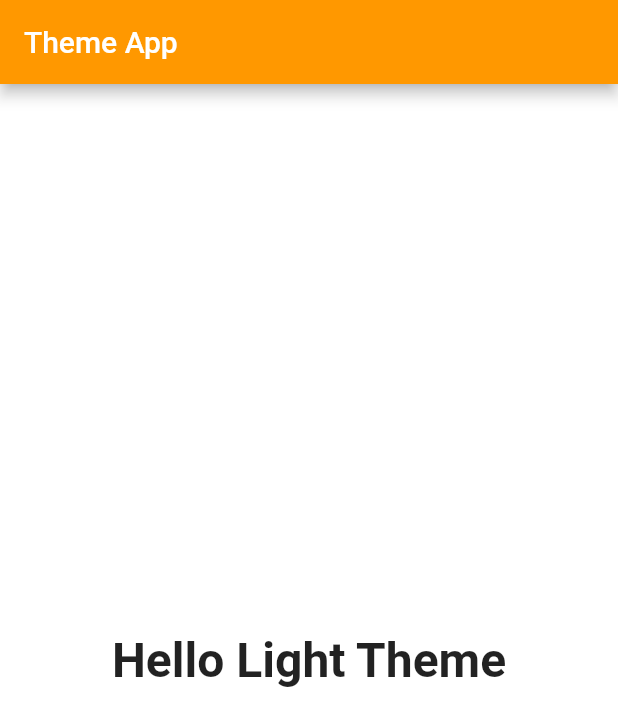
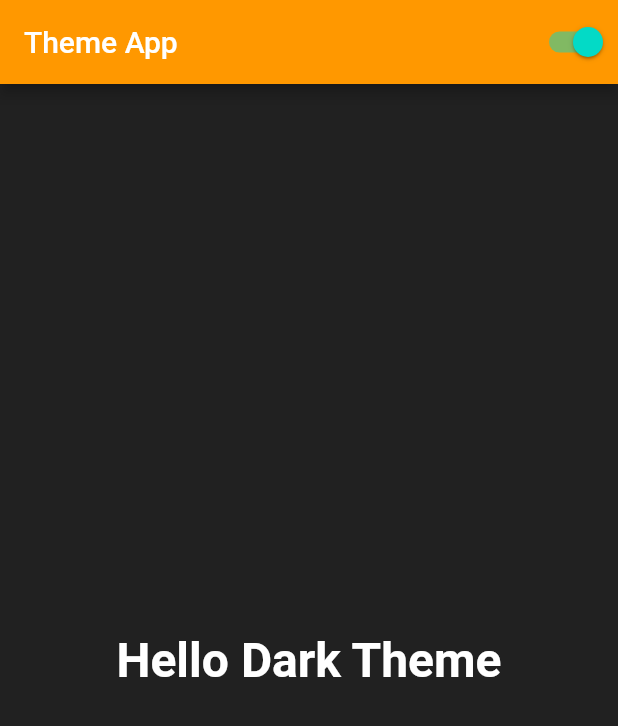
Before and after one commit to zyllus17/dark_theme, a Flutter app: the screen it shows after launch, on a phone screen of 412 x 824 dp. Shown: the top 726 px of the screen. Run offline on Flutter 3.47's test engine with Material 2 defaults, Android fonts, the phone set to English and light mode, and no system bars.

Commit message:
Dark Theme using Provider

```diff
--- a/lib/home_screen.dart
+++ b/lib/home_screen.dart
@@ -1,12 +1,14 @@
 import 'package:dark_theme/main.dart';
+import 'package:dark_theme/theme_provider.dart';
 import 'package:dark_theme/widget/change_theme_button.dart';
 import 'package:flutter/material.dart';
+import 'package:provider/provider.dart';
 
 class HomeScreen extends StatelessWidget {
   const HomeScreen({Key? key}) : super(key: key);
   @override
   Widget build(BuildContext context) {
-    final text = MediaQuery.of(context).platformBrightness == Brightness.dark
+    final text = Provider.of<ThemeProvider>(context).themeMode == ThemeMode.dark
         ? 'Dark Theme'
         : 'Light Theme';
     return Scaffold(
@@ -14,7 +16,7 @@ class HomeScreen extends StatelessWidget {
         backgroundColor: Colors.orange,
         title: Text('Theme App'),
         actions: [
-          // ChangeThemeButtonWidget(),
+          ChangeThemeButtonWidget(),
         ],
       ),
       body: Center(
--- a/lib/main.dart
+++ b/lib/main.dart
@@ -1,5 +1,6 @@
 import 'package:dark_theme/theme_provider.dart';
 import 'package:flutter/material.dart';
+import 'package:provider/provider.dart';
 
 import 'home_screen.dart';
 
@@ -12,12 +13,18 @@ class MyApp extends StatelessWidget {
 
   @override
   Widget build(BuildContext context) {
-    return MaterialApp(
-      title: 'Flutter Demo',
-      themeMode: ThemeMode.system,
-      theme: MyTheme.lightTheme,
-      darkTheme: MyTheme.darkTheme,
-      home: HomeScreen(),
+    return ChangeNotifierProvider(
+      create: (context) => ThemeProvider(),
+      builder: (context, child) {
+        final themeProvider = Provider.of<ThemeProvider>(context);
+        return MaterialApp(
+          title: 'Flutter Demo',
+          themeMode: themeProvider.themeMode,
+          theme: MyTheme.lightTheme,
+          darkTheme: MyTheme.darkTheme,
+          home: const HomeScreen(),
+        );
+      },
     );
   }
 }
--- a/lib/theme_provider.dart
+++ b/lib/theme_provider.dart
@@ -4,6 +4,11 @@ class ThemeProvider extends ChangeNotifier {
   ThemeMode themeMode = ThemeMode.dark;
 
   bool get isDarkMode => themeMode == ThemeMode.dark;
+
+  void toggleTheme(bool isOn) {
+    themeMode = isOn ? ThemeMode.dark : ThemeMode.light;
+    notifyListeners();
+  }
 }
 
 class MyTheme {
--- a/lib/widget/change_theme_button.dart
+++ b/lib/widget/change_theme_button.dart
@@ -8,6 +8,12 @@ class ChangeThemeButtonWidget extends StatelessWidget {
   @override
   Widget build(BuildContext context) {
     final themeProvider = Provider.of<ThemeProvider>(context);
-    return Container();
+    return Switch.adaptive(
+      value: themeProvider.isDarkMode,
+      onChanged: (value) {
+        final provider = Provider.of<ThemeProvider>(context, listen: false);
+        provider.toggleTheme(value);
+      },
+    );
   }
 }
```
